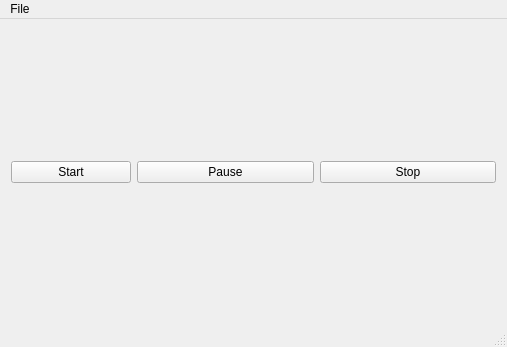
Old version of the form mainwindow.ui in the repository elgris/TestTask.
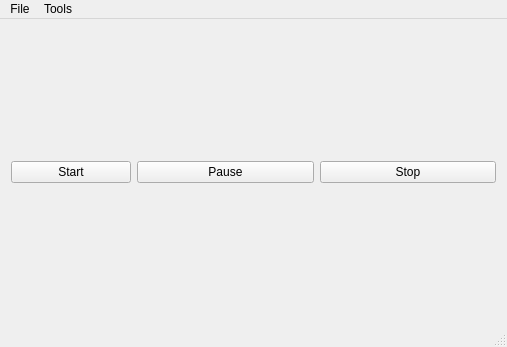
New version of the form.

Commit message: Points widget implemented

What changed in the file:
```diff
--- a/mainwindow.ui
+++ b/mainwindow.ui
@@ -90,7 +90,14 @@
     <addaction name="separator"/>
     <addaction name="actionExit"/>
    </widget>
+   <widget class="QMenu" name="menuTools">
+    <property name="title">
+     <string>Tools</string>
+    </property>
+    <addaction name="actionShowTable"/>
+   </widget>
    <addaction name="menuFile"/>
+   <addaction name="menuTools"/>
   </widget>
   <widget class="QStatusBar" name="statusBar"/>
   <action name="actionSave">
```
Left out of the diff: 5 changed lines with no effect on the pictures. The commit also changes 5 other files.
